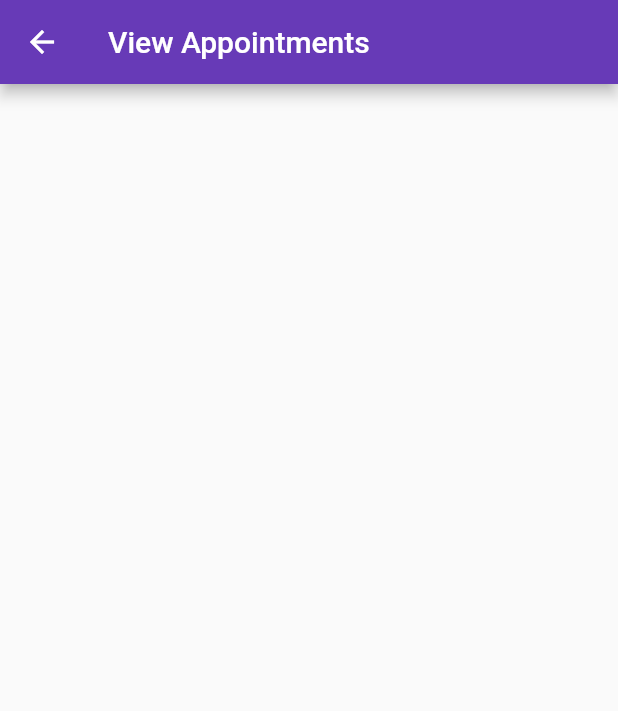
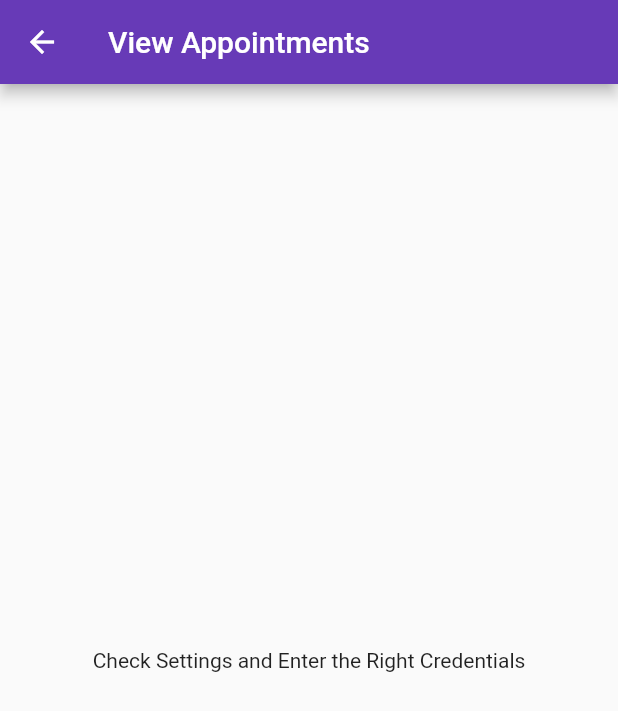
Before and after one commit to Deepak-K92/demo_api, a Flutter app: the ViewAppointments screen opened by its route, on a phone screen of 412 x 824 dp. Shown: the top 711 px of the screen. Run offline on Flutter 3.47's test engine with Material 2 defaults, Android fonts, the phone set to English and light mode, and no system bars; our stand-ins replace bloc, calendar_date_picker2, equatable, flutter_bloc, get, get_it.

Commit message:
Fix in the home page

```diff
--- a/lib/feature/home/cubit/load_data_state.dart
+++ b/lib/feature/home/cubit/load_data_state.dart
@@ -17,18 +17,19 @@ class LoadDataLoading extends LoadDataState {
 }
 
 class LoadDataLoaded extends LoadDataState {
-  // ToDo: Change the return object from message(String) to Reponse DataClass.
+  final ResponseViewModel model;
   final String message;
-  LoadDataLoaded({required this.message});
+  LoadDataLoaded({required this.model, required this.message});
 
   @override
-  List<Object> get props => [message];
+  List<Object> get props => [model, message];
 }
 
 class LoadDataFailure extends LoadDataState {
+  final IconData icons;
   final String message;
-  LoadDataFailure({required this.message});
+  LoadDataFailure({required this.message, required this.icons});
 
   @override
-  List<Object> get props => [message];
+  List<Object> get props => [message, icons];
 }
--- a/lib/feature/settings/view/settings_view.dart
+++ b/lib/feature/settings/view/settings_view.dart
@@ -33,7 +33,6 @@ class _SettingsViewState extends State<SettingsView> {
               controller: _userNameController, labelText: 'Enter User Name'),
           InputField(
               controller: _passwordController, labelText: 'Enter Password'),
-          //TODO Implement a DatePicker and Pass the value in dd/mm/yyyy format
           DatePicker(controller: _datePickerController),
           ElevatedButton(
               onPressed: () {
--- a/lib/feature/view_appointments/view/view_appointments.dart
+++ b/lib/feature/view_appointments/view/view_appointments.dart
@@ -1,15 +1,27 @@
+import '../../../common/model/appointment_model.dart';
 import 'package:flutter/material.dart';
 
 class ViewAppointments extends StatelessWidget {
-  const ViewAppointments({super.key});
+  final List<Appointment>? itemList;
+  ViewAppointments({
+    super.key,
+    this.itemList,
+  });
 
   @override
   Widget build(BuildContext context) {
     return Scaffold(
-      appBar: AppBar(
-        title: const Text("View Appointments"),
-      ),
-      body: ListView(),
+        appBar: AppBar(
+          title: const Text("View Appointments"),
+        ),
+        body: _buildListTile(list: itemList));
+  }
+}
+
+_buildListTile({List<Appointment>? list}) {
+  if (list == null) {
+    return const Center(
+      child: Text("Check Settings and Enter the Right Credentials"),
     );
   }
 }
--- a/lib/main.dart
+++ b/lib/main.dart
@@ -38,7 +38,7 @@ class MyApp extends StatelessWidget {
               name: AppRouters.settings, page: (() => const SettingsView())),
           GetPage(
               name: AppRouters.viewAppointments,
-              page: (() => const ViewAppointments())),
+              page: (() => ViewAppointments())),
         ],
         debugShowCheckedModeBanner: false,
       ),
```
Also changed, not shown: lib/feature/home/cubit/load_data_cubit.dart (+15 -1 lines), lib/feature/home/data_layer/data_sources/post_xml_data_source.dart (+12 -4 lines), lib/feature/home/view/home_view.dart (+72 -7 lines).
